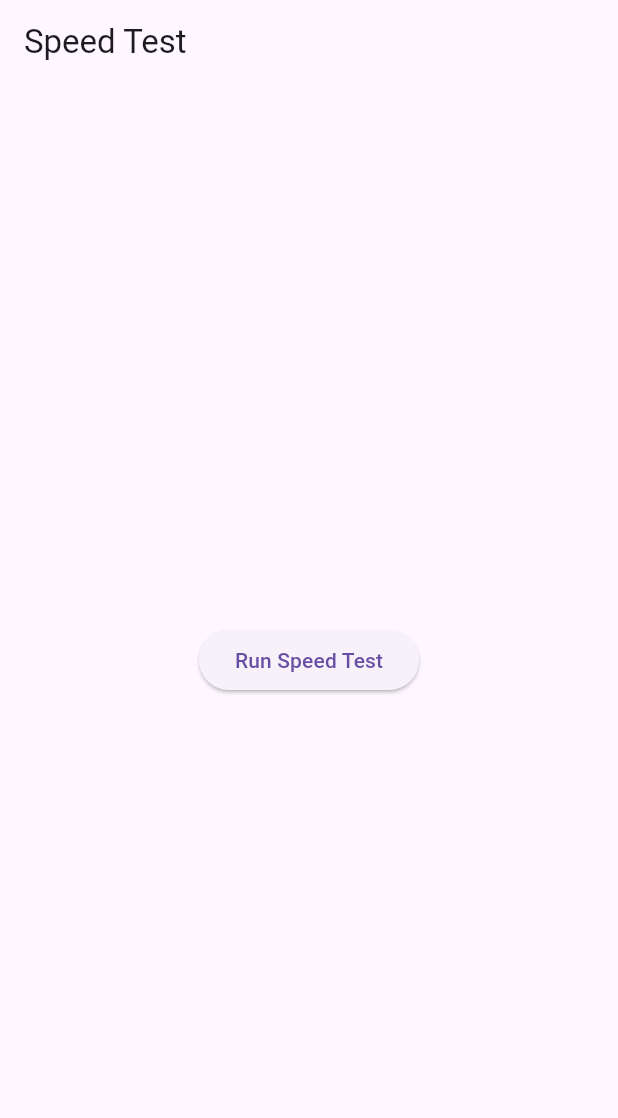
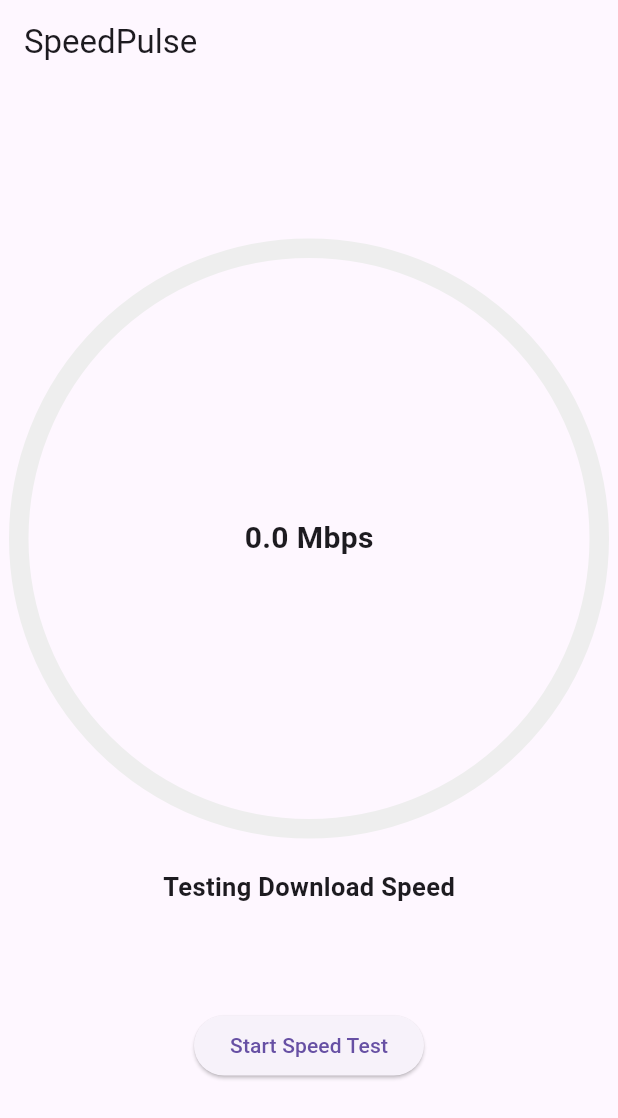
Before and after one commit to jdonepud/SpeedPulse, a Flutter app: the screen it shows after launch, on a phone screen of 412 x 824 dp. Shown: the top 1118 px of the screen. Run offline on Flutter 3.47's test engine with Material 3 defaults, Android fonts, the light colour scheme and no system bars; drawn by our look-alikes of percent_indicator; our stand-ins replace flutter_local_notifications.

Commit message:
Modified Commit

```diff
--- a/lib/main.dart
+++ b/lib/main.dart
@@ -1,49 +1,63 @@
 import 'package:flutter/material.dart';
-import 'package:http/http.dart' as http;
+import 'package:percent_indicator/circular_percent_indicator.dart';
+import 'package:flutter_local_notifications/flutter_local_notifications.dart';
 import 'dart:async';
 
-void main() => runApp(const SpeedTestApp());
+void main() => runApp(const SpeedPulseApp());
 
-class SpeedTestApp extends StatefulWidget {
-  const SpeedTestApp({super.key});
+class SpeedPulseApp extends StatefulWidget {
+  const SpeedPulseApp({super.key});
 
   @override
   // ignore: library_private_types_in_public_api
-  _SpeedTestAppState createState() => _SpeedTestAppState();
+  _SpeedPulseAppState createState() => _SpeedPulseAppState();
 }
 
-class _SpeedTestAppState extends State<SpeedTestApp> {
+class _SpeedPulseAppState extends State<SpeedPulseApp> {
+  // Notification setup
+  FlutterLocalNotificationsPlugin flutterLocalNotificationsPlugin =
+      FlutterLocalNotificationsPlugin();
+
   double _downloadSpeed = 0;
-  String _statusMessage = "";
+  Timer? _timer;
 
-  Future<void> _testDownloadSpeed() async {
-    const url =
-        'http://speedtest.tele2.net/10MB.zip'; // Use a real test file URL
-    final stopwatch = Stopwatch()..start();
+  @override
+  void initState() {
+    super.initState();
+    _initializeNotifications(); // Initialize notifications when the app starts
+  }
 
-    try {
-      final response = await http.get(Uri.parse(url));
-      stopwatch.stop();
+  // Initialize the notification plugin
+  void _initializeNotifications() {
+    var initializationSettingsAndroid =
+        const AndroidInitializationSettings('app_icon');
+    var initializationSettings =
+        InitializationSettings(android: initializationSettingsAndroid);
+    flutterLocalNotificationsPlugin.initialize(initializationSettings);
+  }
 
-      if (response.statusCode == 200) {
-        final bytes = response.contentLength ?? 0;
-        final seconds = stopwatch.elapsedMilliseconds / 1000;
+  // Show a persistent notification with the current speed
 
-        setState(() {
-          _downloadSpeed = (bytes * 8) / (seconds * 1000 * 1000); // Mbps
-          _statusMessage = 'Speed test successful!';
-        });
-      } else {
-        setState(() {
-          _statusMessage =
-              'Failed to download file. Status code: ${response.statusCode}';
-        });
-      }
-    } catch (e) {
+  // Simulate a speed test for UI purposes (replace this with actual speed test logic)
+  void _startSpeedTest() {
+    _downloadSpeed = 0;
+    _timer = Timer.periodic(const Duration(milliseconds: 100), (timer) {
       setState(() {
-        _statusMessage = 'Error downloading file: $e';
+        _downloadSpeed += 2; // Increment speed
+        if (_downloadSpeed >= 100) {
+          _timer?.cancel();
+        }
       });
-    }
+
+      // Update notification with the current speed
+      _showNotification(_downloadSpeed);
+    });
+  }
+
+  @override
+  void dispose() {
+    _timer?.cancel();
+    super.dispose();
   }
 
   @override
@@ -51,24 +65,39 @@ class _SpeedTestAppState extends State<SpeedTestApp> {
     return MaterialApp(
       home: Scaffold(
         appBar: AppBar(
-          title: const Text('Speed Test'),
+          title: const Text('SpeedPulse'),
         ),
         body: Center(
           child: Column(
             mainAxisAlignment: MainAxisAlignment.center,
             children: [
+              CircularPercentIndicator(
+                radius: 200.0,
+                lineWidth: 13.0,
+                animation: true,
+                percent: _downloadSpeed / 100,
+                center: Text(
+                  "${_downloadSpeed.toStringAsFixed(1)} Mbps",
+                  style: const TextStyle(
+                      fontWeight: FontWeight.bold, fontSize: 20.0),
+                ),
+                footer: const Padding(
+                  padding: EdgeInsets.all(20.0),
+                  child: Text(
+                    "Testing Download Speed",
+                    style:
+                        TextStyle(fontWeight: FontWeight.bold, fontSize: 17.0),
+                  ),
+                ),
+                circularStrokeCap: CircularStrokeCap.round,
+                progressColor: Colors.blueAccent,
+                backgroundColor: Colors.grey[200]!,
+              ),
+              const SizedBox(height: 50),
               ElevatedButton(
-                onPressed: _testDownloadSpeed,
-                child: const Text('Run Speed Test'),
+                onPressed: _startSpeedTest,
+                child: const Text("Start Speed Test"),
               ),
-              if (_downloadSpeed > 0)
-                Text(
-                    'Download Speed: ${_downloadSpeed.toStringAsFixed(2)} Mbps'),
-              if (_statusMessage.isNotEmpty)
-                Padding(
-                  padding: const EdgeInsets.all(8.0),
-                  child: Text(_statusMessage),
-                ),
             ],
           ),
         ),
@@ -76,3 +105,7 @@ class _SpeedTestAppState extends State<SpeedTestApp> {
     );
   }
 }
+
+class _showNotification {
+  _showNotification(Object speed);
+}
```
Also changed, not shown: pubspec.yaml (+18 -7 lines), pubspec.lock, 2 other files.
